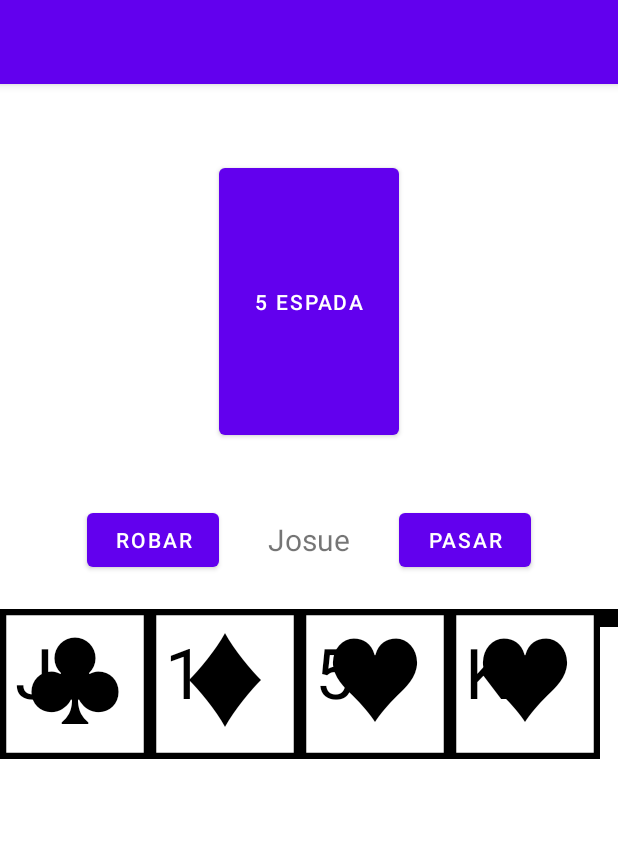
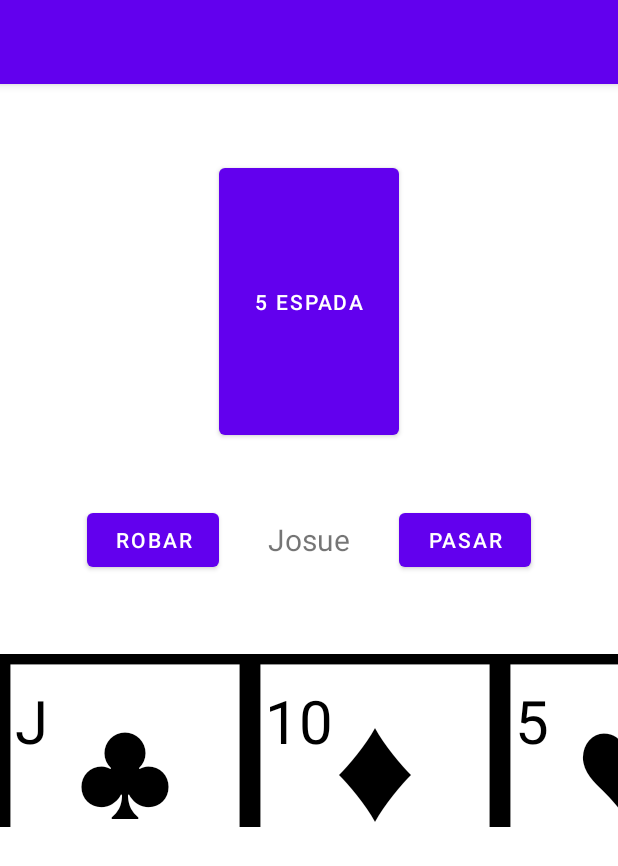
Before and after one commit to JAVHM/Nota1_OchoLocos, an Android app: the screen it shows after launch (MainActivity), on a phone screen of 412 x 824 dp. Shown: the top 866 px of the screen. Run offline under Robolectric (Android 15) with nearby library versions, the phone set to English and light mode, and no system bars.

Commit message:
parte 100000/100000000000000000000000000

```diff
--- a/app/src/main/java/pe/edu/ulima/pm/MainActivity.kt
+++ b/app/src/main/java/pe/edu/ulima/pm/MainActivity.kt
@@ -212,14 +212,14 @@ class MainActivity : AppCompatActivity() {
     fun Turno(mazo: MutableList<CartaObj>, jugadorTurno: MutableList<JugadorObj>, mesa: MutableList<CartaObj>, idj:Int){
         var idTemp = idj //idj no es modificable
         var noPosee = true
-        val AreaCartas=findViewById<LinearLayout>(R.id.CartaZona);
+        var AreaCartas=findViewById<LinearLayout>(R.id.CartaZona);
         if (jugadorTurno[idTemp].cartasMano.size == 0){
 
         }
         else{
             for (cartaJ in jugadorTurno[idj].cartasMano){
                 var cartita=CartaView(this,cartaJ.valor.toString(),cartaJ.palo)
-                AreaCartas.addView(cartita)
+                AreaCartas.addView(cartita,400,250)
                 print(cartaJ.palo)
 //                if (cartaJ.palo == mesa.last().palo || cartaJ.valor == mesa.last().valor) {
 //                    noPosee = false
--- a/app/src/main/java/pe/edu/ulima/pm/views/CartaView.kt
+++ b/app/src/main/java/pe/edu/ulima/pm/views/CartaView.kt
@@ -78,14 +78,14 @@ class CartaView: View {
         }
         var textoT=Paint(Paint.ANTI_ALIAS_FLAG)
         textoT.color=Color.BLACK
-        textoT.textSize=70f
+        textoT.textSize=60f
 
 
         canvas!!.drawText(numero!!,15f,90f,textoT)
         //numero BOT
         var textoB=Paint(Paint.ANTI_ALIAS_FLAG)
         textoB.color=Color.BLACK
-        textoB.textSize=70f
+        textoB.textSize=60f
         canvas!!.drawText(numero!!,180f,220f,textoB)
         //simbolos
         var icono=Paint(Paint.ANTI_ALIAS_FLAG)
--- a/app/src/main/res/layout/activity_juego.xml
+++ b/app/src/main/res/layout/activity_juego.xml
@@ -44,21 +44,20 @@
     <LinearLayout
         android:layout_width="match_parent"
         android:layout_height="match_parent"
-        android:layout_marginTop="350dp"
-        android:orientation="vertical">
+        android:layout_marginTop="380dp"
+        android:orientation="horizontal">
 
         <HorizontalScrollView
             android:layout_width="match_parent"
-            android:layout_height="wrap_content">
+            android:layout_height="wrap_content"
+            tools:ignore="SpeakableTextPresentCheck">
 
             <LinearLayout
                 android:id="@+id/CartaZona"
                 android:layout_width="match_parent"
-                android:layout_height="100dp"
-                android:orientation="horizontal">
+                android:layout_height="115dp"
 
-
-            </LinearLayout>
+                android:orientation="horizontal"></LinearLayout>
         </HorizontalScrollView>
     </LinearLayout>
 
```
